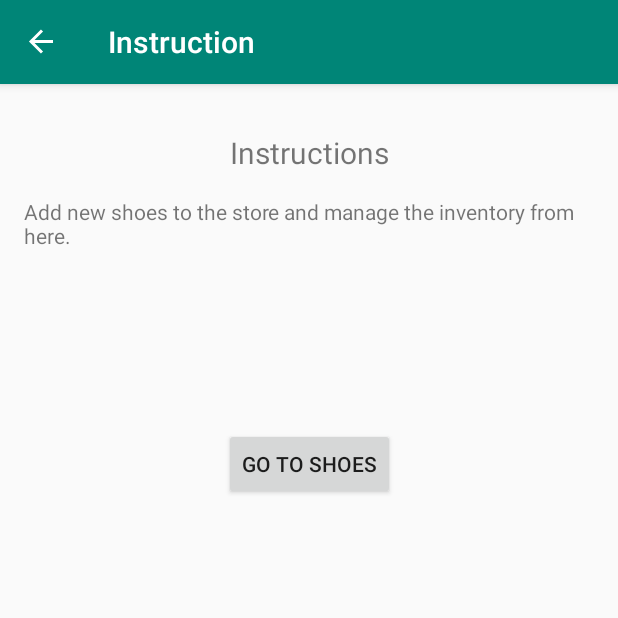
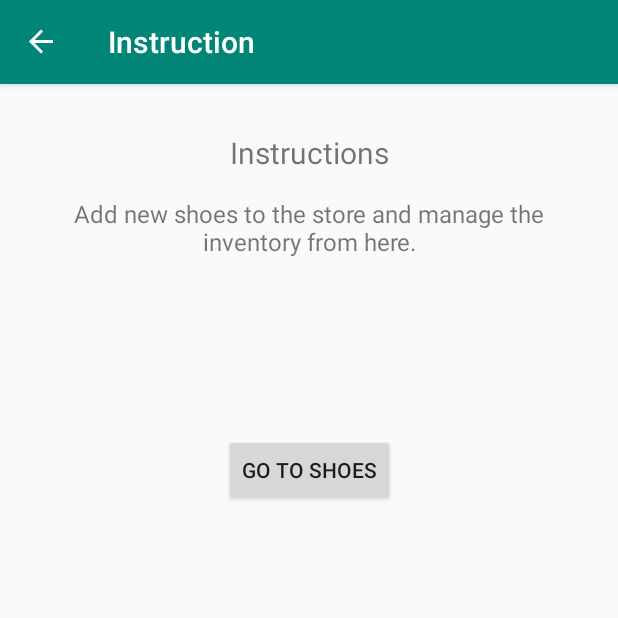
Before and after one commit to soethihatun/Shoe-Store-Android, an Android app: the InstructionFragment screen opened through its navigation route, on a phone screen of 412 x 824 dp, the top half of it. Run offline under Robolectric (Android 15) with nearby library versions, the phone set to English and light mode, and no system bars; our stand-ins replace Timber, data binding, navigation-ui.

Commit message:
fix: Update Instruction Screen

```diff
--- a/app/src/main/res/layout/fragment_instruction.xml
+++ b/app/src/main/res/layout/fragment_instruction.xml
@@ -30,7 +30,9 @@
             android:layout_marginStart="16dp"
             android:layout_marginTop="16dp"
             android:layout_marginEnd="16dp"
+            android:gravity="center"
             android:text="@string/instruction_body"
+            android:textSize="16sp"
             app:layout_constraintEnd_toEndOf="parent"
             app:layout_constraintStart_toStartOf="parent"
             app:layout_constraintTop_toBottomOf="@+id/tv_instruction_title" />
@@ -40,7 +42,7 @@
             android:layout_width="wrap_content"
             android:layout_height="wrap_content"
             android:layout_marginBottom="16dp"
-            android:text="Go to Shoes"
+            android:text="@string/instruction_go_to_shoes_button"
             app:layout_constraintBottom_toBottomOf="parent"
             app:layout_constraintEnd_toEndOf="parent"
             app:layout_constraintStart_toStartOf="parent"
--- a/app/src/main/res/values/strings.xml
+++ b/app/src/main/res/values/strings.xml
@@ -23,4 +23,5 @@
     <string name="shoes_fragment_label">Shoes</string>
     <string name="shoe_detail_fragment_label">Add a Shoe</string>
     <string name="invalid_information_message">Information is invalid</string>
+    <string name="instruction_go_to_shoes_button">Go to Shoes</string>
 </resources>
```
